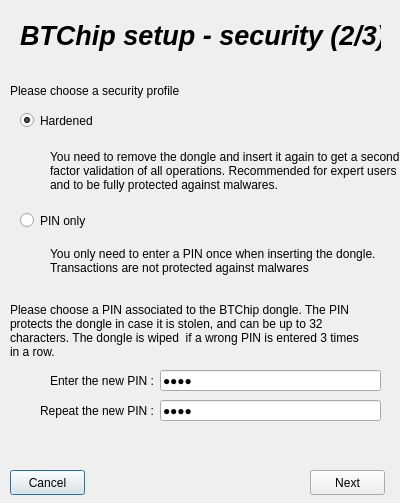
Qt form ui/personalization-02-security.ui (LedgerHQ/btchip-python) before a commit.
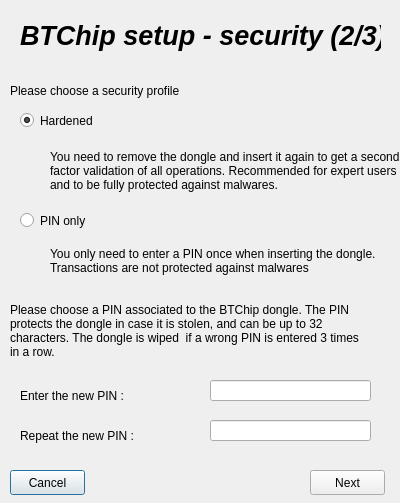
The same form after that commit.

The edit to the form file:
```diff
--- a/ui/personalization-02-security.ui
+++ b/ui/personalization-02-security.ui
@@ -162,10 +162,10 @@
   <widget class="QLabel" name="IntroLabel_5">
    <property name="geometry">
     <rect>
-     <x>50</x>
-     <y>370</y>
-     <width>121</width>
-     <height>21</height>
+     <x>20</x>
+     <y>380</y>
+     <width>161</width>
+     <height>31</height>
     </rect>
    </property>
    <property name="text">
@@ -178,15 +178,12 @@
   <widget class="QLineEdit" name="pin1">
    <property name="geometry">
     <rect>
-     <x>160</x>
-     <y>370</y>
-     <width>221</width>
+     <x>210</x>
+     <y>380</y>
+     <width>161</width>
      <height>21</height>
     </rect>
    </property>
-   <property name="text">
-    <string>1234</string>
-   </property>
    <property name="echoMode">
     <enum>QLineEdit::Password</enum>
    </property>
@@ -194,15 +191,12 @@
   <widget class="QLineEdit" name="pin2">
    <property name="geometry">
     <rect>
-     <x>160</x>
-     <y>400</y>
-     <width>221</width>
+     <x>210</x>
+     <y>420</y>
+     <width>161</width>
      <height>21</height>
     </rect>
    </property>
-   <property name="text">
-    <string>1234</string>
-   </property>
    <property name="echoMode">
     <enum>QLineEdit::Password</enum>
    </property>
@@ -210,10 +204,10 @@
   <widget class="QLabel" name="IntroLabel_6">
    <property name="geometry">
     <rect>
-     <x>40</x>
-     <y>400</y>
-     <width>121</width>
-     <height>21</height>
+     <x>20</x>
+     <y>420</y>
+     <width>171</width>
+     <height>31</height>
     </rect>
    </property>
    <property name="text">
```
